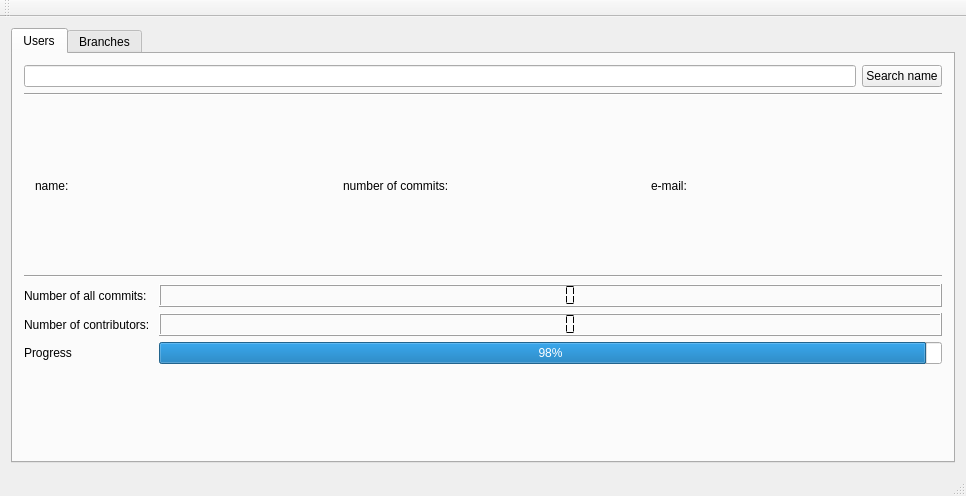
Slavyana-c/Git-Desktop-Interface, file mainwindow.ui: the form before one commit.
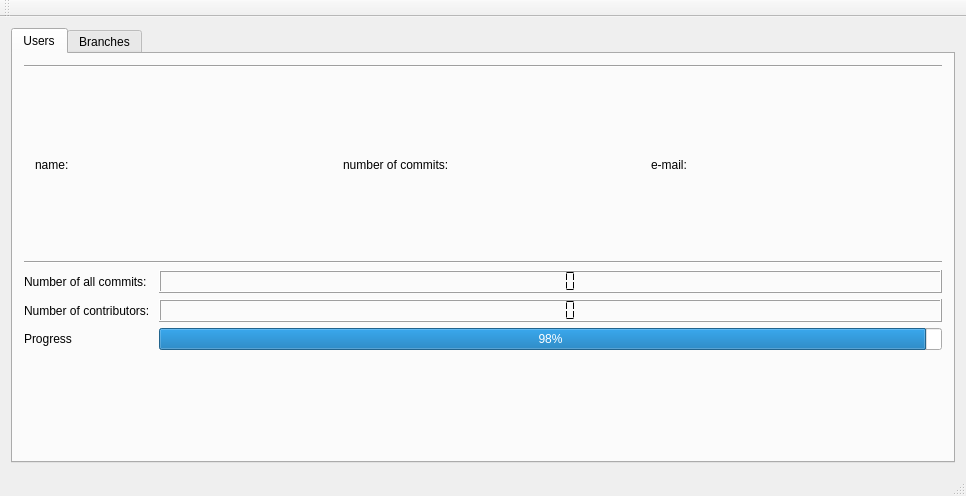
The form after the commit.

```diff
--- a/mainwindow.ui
+++ b/mainwindow.ui
@@ -39,16 +39,16 @@
        <layout class="QVBoxLayout" name="verticalLayout">
         <item>
          <layout class="QHBoxLayout" name="horizontalLayout">
-          <item>
+          <!-- <item>
            <widget class="QLineEdit" name="lineEdit"/>
-          </item>
-          <item>
+          </item> -->
+          <!-- <item>
            <widget class="QPushButton" name="pushButton_2">
             <property name="text">
              <string>Search name</string>
             </property>
            </widget>
-          </item>
+          </item> -->
          </layout>
         </item>
         <item>
```
